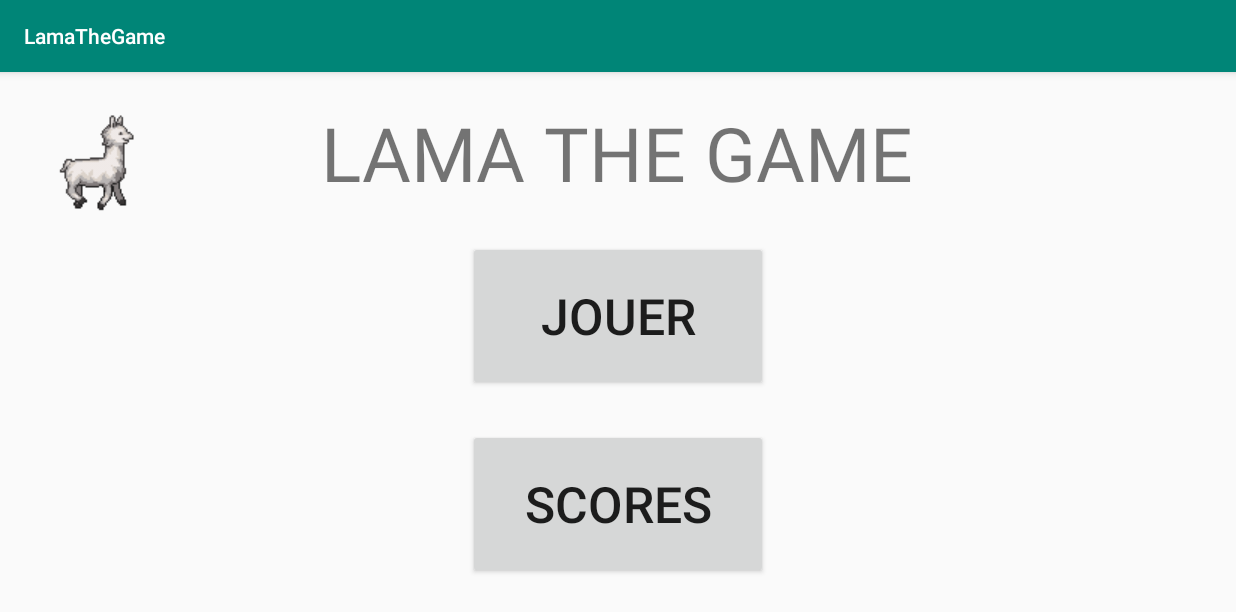
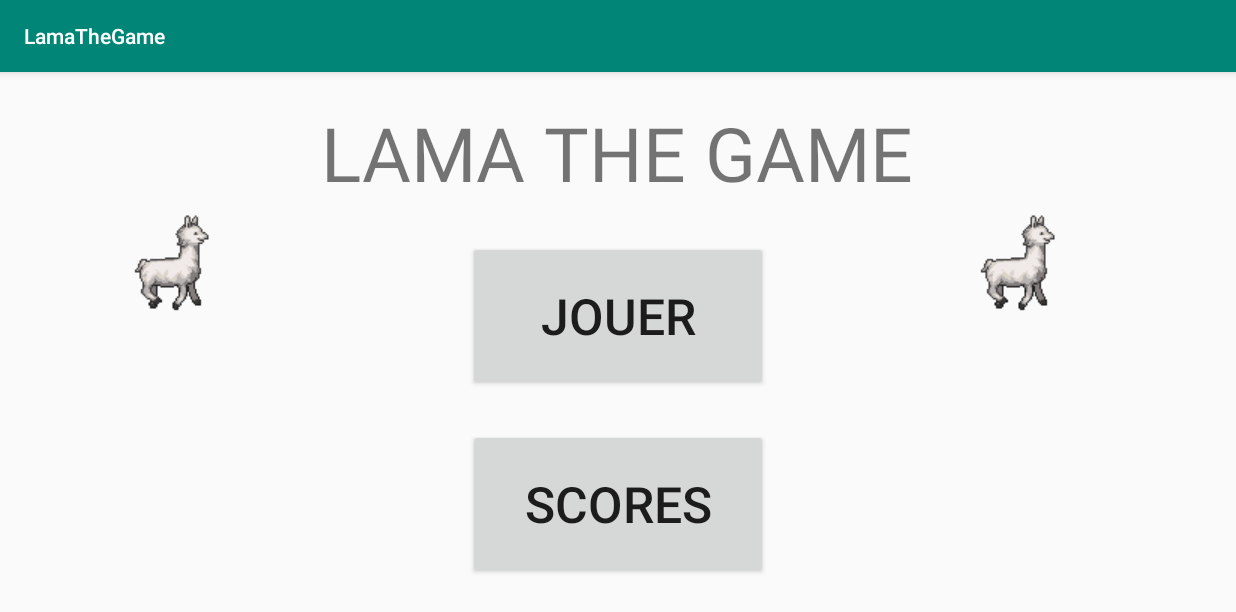
Before and after one commit to Clementlecaloch/LamaTheGame, an Android app: the screen it shows after launch (Menu), on a phone screen of 824 x 412 dp (held sideways). Shown: the top 612 px of the screen. Run offline under Robolectric (Android 15) with nearby library versions, the phone set to English and light mode, and no system bars.

Commit message:
ajustement du design du menu

```diff
--- a/app/src/main/java/com/example/lamathegame/Jeu.java
+++ b/app/src/main/java/com/example/lamathegame/Jeu.java
@@ -6,7 +6,6 @@ import android.os.Handler;
 import android.util.DisplayMetrics;
 import android.widget.ImageView;
 import android.widget.TextView;
-import android.widget.Toast;
 
 import androidx.appcompat.app.AppCompatActivity;
 
@@ -29,7 +28,6 @@ public class Jeu  extends AppCompatActivity {
         setContentView(R.layout.jeu);
 
         //dimension de l'ecran
-
         getWindowManager().getDefaultDisplay().getMetrics(displayMetrics);
         heightScreen = displayMetrics.heightPixels;
         widthScreen = displayMetrics.widthPixels;
@@ -62,8 +60,8 @@ public class Jeu  extends AppCompatActivity {
 
             //Test des collisions
             if (Rect.intersects(lama.getRectDimension(), scorpion.getRectDimension())) {
-                //GAME OVER
-                Toast.makeText(getApplicationContext(), "GAME OVER", Toast.LENGTH_SHORT).show();
+                //TODO
+                //GAME OVER, redirect into the Menu Activity and save the score
             }
             else {
                 scoreUp();
--- a/app/src/main/java/com/example/lamathegame/Menu.java
+++ b/app/src/main/java/com/example/lamathegame/Menu.java
@@ -1,15 +1,13 @@
 package com.example.lamathegame;
 
-import androidx.appcompat.app.AppCompatActivity;
-
 import android.content.Intent;
-import android.graphics.drawable.AnimationDrawable;
 import android.media.MediaPlayer;
 import android.os.Bundle;
+import android.util.DisplayMetrics;
 import android.view.View;
-import android.view.Window;
-import android.view.WindowManager;
 import android.widget.ImageView;
+
+import androidx.appcompat.app.AppCompatActivity;
 
 public class Menu extends AppCompatActivity {
 
@@ -18,10 +16,22 @@ public class Menu extends AppCompatActivity {
         super.onCreate(savedInstanceState);
         setContentView(R.layout.menu);
 
-        ImageView lamaImageView = (ImageView) findViewById(R.id.lamaAnimationMenu);
-        AnimationDrawable lamaAnimation = (AnimationDrawable) lamaImageView.getBackground();
-        lamaAnimation.start();
+        DisplayMetrics displayMetrics = new DisplayMetrics();
+        getWindowManager().getDefaultDisplay().getMetrics(displayMetrics);
+        Integer widthScreen = displayMetrics.widthPixels;
 
+        ImageView lamaImageView1 = (ImageView) findViewById(R.id.lamaAnimationMenu1);
+        ImageView lamaImageView2 = (ImageView) findViewById(R.id.lamaAnimationMenu2);
+
+        //create two Lamas for the design of the menu
+        Lama lama1 = new Lama(lamaImageView1, 75, 100, 128, 128);
+        lama1.startAnimation();
+        lama1.setCharacterImageView();
+        Lama lama2 = new Lama(lamaImageView2, widthScreen - 315, 100, 128, 128);
+        lama2.startAnimation();
+        lama2.setCharacterImageView();
+
+        //some good sound for the game atmosphere
         MediaPlayer sound = MediaPlayer.create(getApplicationContext(), R.raw.super_soundtrack);
         sound.start();
     }
--- a/app/src/main/res/layout/menu.xml
+++ b/app/src/main/res/layout/menu.xml
@@ -6,17 +6,30 @@
     android:layout_height="match_parent"
     tools:context=".Menu">
 
-    <ImageView
-        android:id="@+id/lamaAnimationMenu"
+    <RelativeLayout
         android:layout_width="wrap_content"
-        android:layout_height="wrap_content"
-        android:background="@drawable/lama_animation"></ImageView>
+        android:layout_height="wrap_content">
+
+        <ImageView
+            android:id="@+id/lamaAnimationMenu1"
+            android:layout_width="wrap_content"
+            android:layout_height="wrap_content"
+            android:background="@drawable/lama_animation" />
+
+        <ImageView
+            android:id="@+id/lamaAnimationMenu2"
+            android:layout_width="wrap_content"
+            android:layout_height="wrap_content"
+            android:background="@drawable/lama_animation" />
+
+    </RelativeLayout>
+
+
 
     <LinearLayout
         android:layout_width="match_parent"
         android:layout_height="match_parent"
         android:orientation="vertical">
-
 
         <TextView
             android:id="@+id/textView"
@@ -41,6 +54,4 @@
 
     </LinearLayout>
 
-
-
 </androidx.constraintlayout.widget.ConstraintLayout>
```
